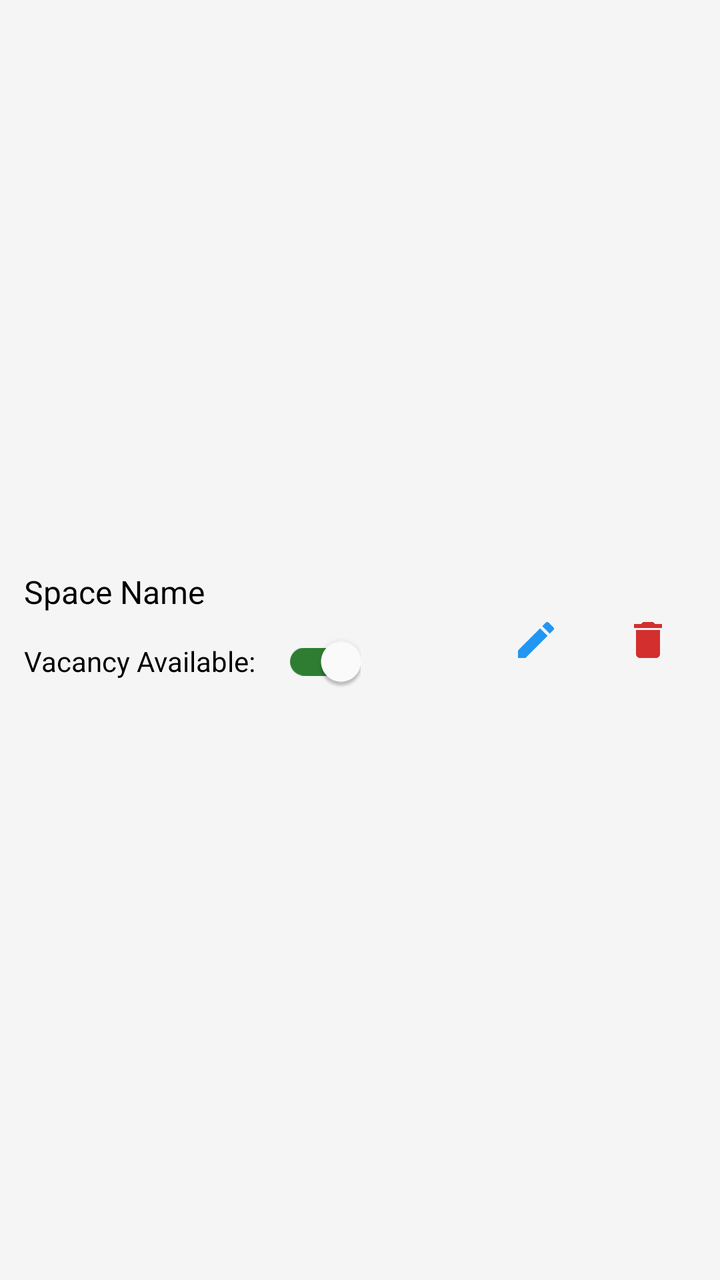
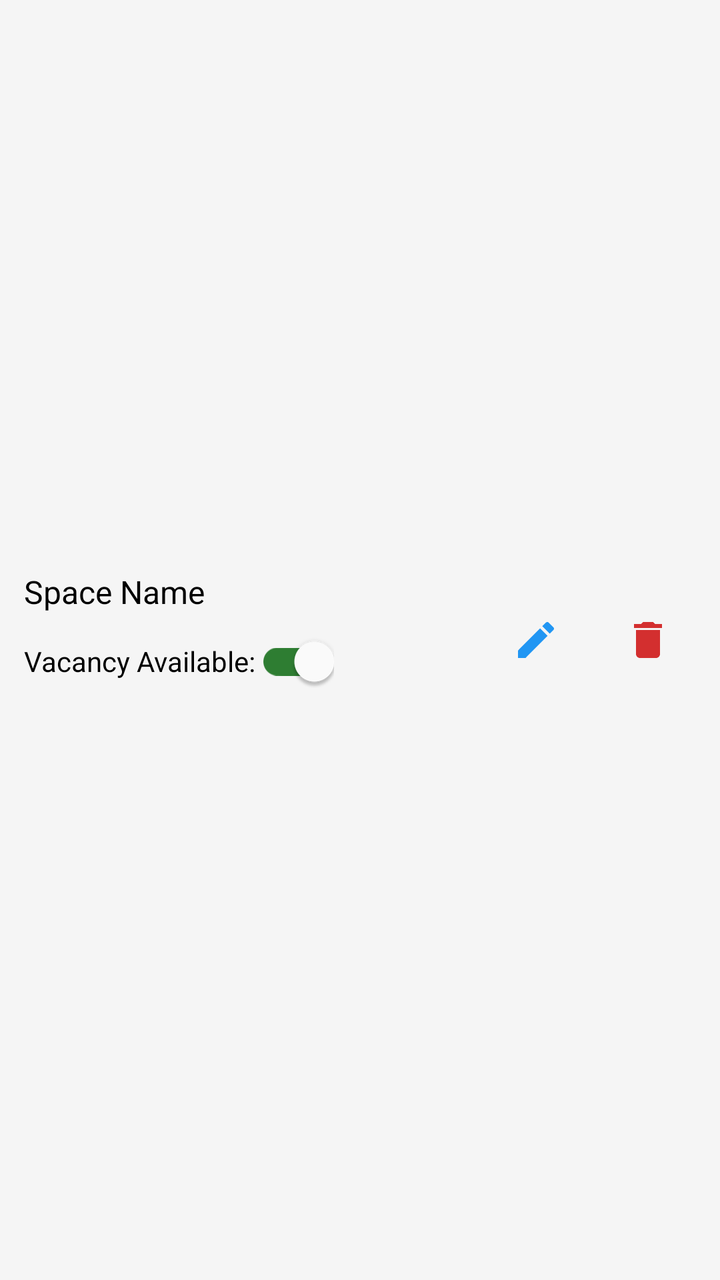

Two renders of the same Android screen: before a commit and after it. Below are the layout's source before the change and the commit's diff.
<!-- AndroidManifest.xml: application theme Theme.FYSA -->
<!-- res/layout/item_manage_space.xml -->
<?xml version="1.0" encoding="utf-8"?>
<LinearLayout xmlns:android="http://schemas.android.com/apk/res/android"
    xmlns:app="http://schemas.android.com/apk/res-auto"
    android:layout_width="match_parent"
    android:layout_height="wrap_content"
    android:orientation="horizontal"
    android:padding="12dp"
    android:gravity="center_vertical"
    android:background="?attr/selectableItemBackground">

    
    <LinearLayout
        android:layout_width="0dp"
        android:layout_height="wrap_content"
        android:layout_weight="1"
        android:orientation="vertical">

        
        <TextView
            android:id="@+id/spaceName"
            android:layout_width="match_parent"
            android:layout_height="wrap_content"
            android:text="Space Name"
            android:textSize="16sp"
            android:textColor="@color/textPrimary" />

        
        <androidx.appcompat.widget.SwitchCompat
            android:id="@+id/vacancySwitch"
            android:layout_width="wrap_content"
            android:layout_height="wrap_content"
            android:textOn="Yes"
            android:textOff="No"
            android:checked="true"
            app:trackTint="@color/switch_track_selector"
            app:thumbTint="@color/switch_thumb_selector"
            android:text="Vacancy Available:    " />
    </LinearLayout>

    
    <ImageButton
        android:id="@+id/btnEditSpace"
        android:layout_width="48dp"
        android:layout_height="48dp"
        android:background="?attr/selectableItemBackgroundBorderless"
        android:src="@drawable/ic_edit"
        android:contentDescription="@string/edit_space"
        app:tint="@color/linkText"
        android:layout_marginEnd="8dp" />

    
    <ImageButton
        android:id="@+id/btnDeleteSpace"
        android:layout_width="48dp"
        android:layout_height="48dp"
        android:background="?attr/selectableItemBackgroundBorderless"
        android:src="@drawable/ic_delete"
        android:contentDescription="Delete Space"
        app:tint="@color/red_700" />
</LinearLayout>
<!-- resources referenced by this layout -->
<resources>
  <color name="linkText">#2196F3</color>
  <color name="red_700">#D32F2F</color>
  <color name="textPrimary">#000000</color>
  <!-- drawable ic_delete (drawable) -->
  <?xml version="1.0" encoding="utf-8"?>
  <vector xmlns:android="http://schemas.android.com/apk/res/android"
      android:width="24dp"
      android:height="24dp"
      android:viewportWidth="24"
      android:viewportHeight="24">
  
      <path
          android:pathData="M0 0h24v24H0z" />
      <path
          android:fillColor="#000000"
          android:pathData="M6 19c0 1.1 0.9 2 2 2h8c1.1 0 2-0.9 2-2V7H6v12zM19 4h-3.5l-1-1h-5l-1 1H5v2h14V4z" />
  </vector>
  <!-- drawable ic_edit (drawable) -->
  <?xml version="1.0" encoding="utf-8"?>
  <vector xmlns:android="http://schemas.android.com/apk/res/android"
      android:width="24dp"
      android:height="24dp"
      android:viewportWidth="24"
      android:viewportHeight="24">
  
      <path
          android:pathData="M0 0h24v24H0z" />
      <path
          android:fillColor="#000000"
          android:pathData="M3 17.25V21h3.75L17.81 9.94l-3.75-3.75L3 17.25zM20.71 7.04c0.39-0.39 0.39 -1.02 0-1.41l-2.34-2.34c-0.39-0.39-1.02-0.39-1.41 0l-1.83 1.83 3.75 3.75 1.83-1.83z" />
  </vector>
  <string name="edit_space">edit space</string>
  <style name="Theme.FYSA" parent="Theme.MaterialComponents.DayNight.NoActionBar">
          <item name="colorPrimary">@color/btnPrimary</item>
          <item name="colorPrimaryVariant">@color/btnPrimary</item>
          <item name="colorOnPrimary">@color/btnTextPrimary</item>
  
          <item name="colorSecondary">@color/btnSecondary</item>
          <item name="colorSecondaryVariant">@color/btnSecondary</item>
          <item name="colorOnSecondary">@color/btnTextSecondary</item>
  
          <item name="android:colorBackground">@color/bgColor</item>
          <item name="colorSurface">@color/bgColor</item>
          <item name="colorOnSurface">@color/textPrimary</item>
  
          <item name="android:statusBarColor" tools:targetApi="l">?attr/colorPrimary</item>
          <item name="android:windowLightStatusBar">true</item>
  
          <item name="materialButtonStyle">@style/Widget.MaterialComponents.Button</item>
          <item name="materialButtonOutlinedStyle">@style/Widget.MaterialComponents.Button.OutlinedButton</item>
      </style>
  <color name="btnPrimary">#3F51B5</color>
  <color name="btnTextPrimary">#FFFFFF</color>
  <color name="btnSecondary">#FF9800</color>
  <color name="btnTextSecondary">#FFFFFF</color>
  <color name="bgColor">#F5F5F5</color>
</resources>

<!-- the commit's change to res/layout/item_manage_space.xml (unified diff, before → after) -->
@@ -1,6 +1,7 @@
 <?xml version="1.0" encoding="utf-8"?>
 <LinearLayout xmlns:android="http://schemas.android.com/apk/res/android"
     xmlns:app="http://schemas.android.com/apk/res-auto"
+    xmlns:tools="http://schemas.android.com/tools"
     android:layout_width="match_parent"
     android:layout_height="wrap_content"
     android:orientation="horizontal"
@@ -20,7 +21,7 @@
             android:id="@+id/spaceName"
             android:layout_width="match_parent"
             android:layout_height="wrap_content"
-            android:text="Space Name"
+            android:text="@string/Space_Name"
             android:textSize="16sp"
             android:textColor="@color/textPrimary" />
 
@@ -29,12 +30,12 @@
             android:id="@+id/vacancySwitch"
             android:layout_width="wrap_content"
             android:layout_height="wrap_content"
-            android:textOn="Yes"
-            android:textOff="No"
+            android:textOn="@string/yes"
+            android:textOff="@string/no"
             android:checked="true"
             app:trackTint="@color/switch_track_selector"
             app:thumbTint="@color/switch_thumb_selector"
-            android:text="Vacancy Available:    " />
+            android:text="@string/vacancy_available1" />
     </LinearLayout>
 
     
@@ -42,11 +43,12 @@
         android:id="@+id/btnEditSpace"
         android:layout_width="48dp"
         android:layout_height="48dp"
+        android:layout_marginEnd="8dp"
         android:background="?attr/selectableItemBackgroundBorderless"
+        android:contentDescription="@string/edit_space"
         android:src="@drawable/ic_edit"
-        android:contentDescription="@string/edit_space"
         app:tint="@color/linkText"
-        android:layout_marginEnd="8dp" />
+        tools:ignore="ImageContrastCheck" />
 
     
     <ImageButton
@@ -55,6 +57,6 @@
         android:layout_height="48dp"
         android:background="?attr/selectableItemBackgroundBorderless"
         android:src="@drawable/ic_delete"
-        android:contentDescription="Delete Space"
+        android:contentDescription="@string/delete_space"
         app:tint="@color/red_700" />
 </LinearLayout>
<!-- resource entries referenced after the edit -->
@@ -31,7 +31,12 @@
           android:fillColor="#000000"
           android:pathData="M3 17.25V21h3.75L17.81 9.94l-3.75-3.75L3 17.25zM20.71 7.04c0.39-0.39 0.39 -1.02 0-1.41l-2.34-2.34c-0.39-0.39-1.02-0.39-1.41 0l-1.83 1.83 3.75 3.75 1.83-1.83z" />
   </vector>
-  <string name="edit_space">edit space</string>
+  <string name="Space_Name">Space Name</string>
+  <string name="delete_space">Delete Space</string>
+  <string name="edit_space">Edit Space</string>
+  <string name="no">No</string>
+  <string name="vacancy_available1">Vacancy Available:</string>
+  <string name="yes">Yes</string>
   <style name="Theme.FYSA" parent="Theme.MaterialComponents.DayNight.NoActionBar">
           <item name="colorPrimary">@color/btnPrimary</item>
           <item name="colorPrimaryVariant">@color/btnPrimary</item>
